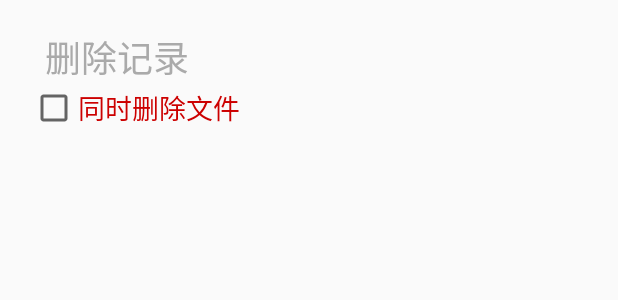
After one commit to shenzhiwangfh/ContentTransfer, an Android app: the layout delete_item.xml on its own in the app's theme, with its tools: preview values and no code run, on a phone screen of 412 x 824 dp. The commit adds this screen. Shown: the top 300 px of the screen. Run offline under Robolectric (Android 15) with nearby library versions, the phone set to English and light mode, and no system bars.

Commit message:
delete file

```diff
--- a/app/build.gradle
+++ b/app/build.gradle
@@ -8,8 +8,8 @@ android {
         applicationId "com.tct.transfer"
         minSdkVersion 21
         targetSdkVersion 26
-        versionCode 18061004
-        versionName "1.1.00"
+        versionCode 18062301
+        versionName "1.2.00"
         testInstrumentationRunner "android.support.test.runner.AndroidJUnitRunner"
     }
     buildTypes {
--- a/app/src/main/java/com/tct/transfer/util/IntentUtil.java
+++ b/app/src/main/java/com/tct/transfer/util/IntentUtil.java
@@ -70,6 +70,7 @@ public class IntentUtil {
         intent.putExtra("oneshot", 0);
         intent.putExtra("configchange", 0);
         Uri uri = Uri.parse(bean.uri);//Uri.fromFile(new File(param));
+        intent.putExtra(MediaStore.EXTRA_OUTPUT, uri);
         intent.setDataAndType(uri, "audio/*");
         return intent;
     }
--- /dev/null
+++ b/app/src/main/res/layout/delete_item.xml
@@ -0,0 +1,25 @@
+<?xml version="1.0" encoding="utf-8"?>
+<LinearLayout xmlns:android="http://schemas.android.com/apk/res/android"
+    android:layout_width="200dp"
+    android:layout_height="match_parent"
+    android:paddingStart="20dp"
+    android:paddingEnd="20dp"
+    android:paddingTop="20dp"
+    android:orientation="vertical">
+
+    <TextView
+        android:layout_width="wrap_content"
+        android:layout_height="wrap_content"
+        android:layout_marginStart="10dp"
+        android:text="@string/delete_database"
+        android:textSize="24sp"
+        android:textColor="@android:color/darker_gray"/>
+
+    <CheckBox
+        android:id="@+id/delete_file"
+        android:layout_width="wrap_content"
+        android:layout_height="wrap_content"
+        android:text="@string/delete_file"
+        android:textSize="18sp"
+        android:textColor="@android:color/holo_red_dark"/>
+</LinearLayout>
--- a/app/src/main/res/values/strings.xml
+++ b/app/src/main/res/values/strings.xml
@@ -41,4 +41,6 @@
     <string name="second">秒</string>
 
     <string name="type_not_support">暂时不支持打开该类型文件</string>
+    <string name="delete_database">删除记录</string>
+    <string name="delete_file">同时删除文件</string>
 </resources>
```
Also changed, not shown: app/src/main/java/com/tct/transfer/TransferActivity.java (+41 -8 lines), app/src/main/java/com/tct/transfer/database/FileBeanProvider.java (+9 -1 lines), app/src/main/java/com/tct/transfer/file/FileTransfer.java (+27 -8 lines), app/src/main/java/com/tct/transfer/util/MediaFileUtil.java (+11 -7 lines).
